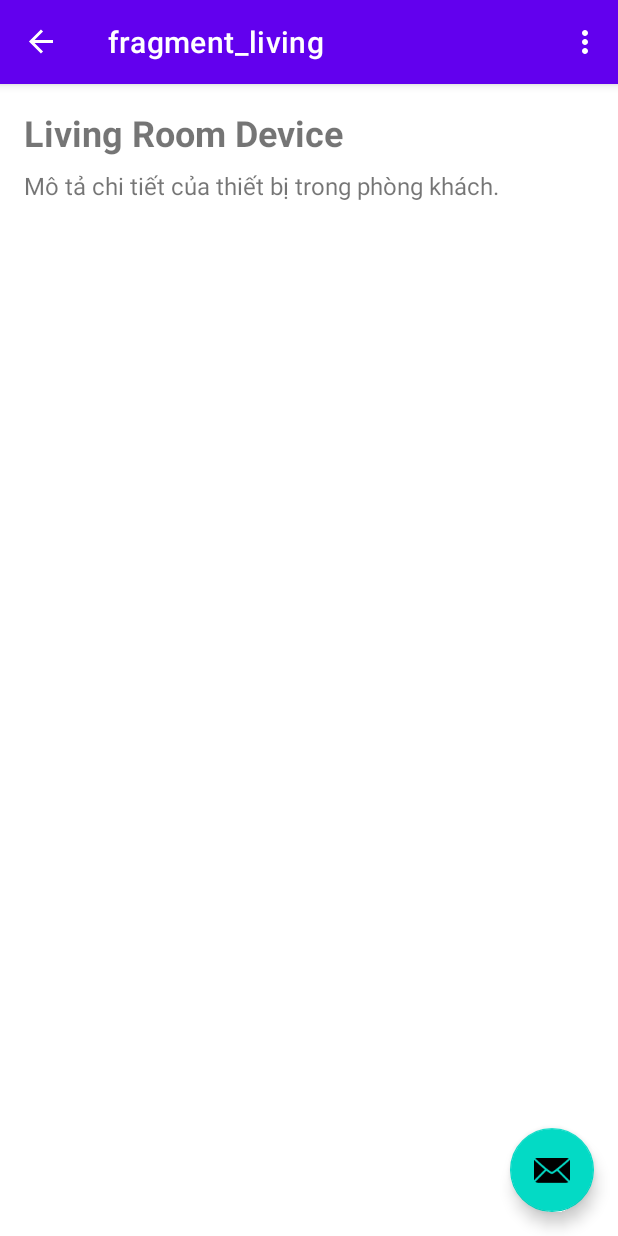
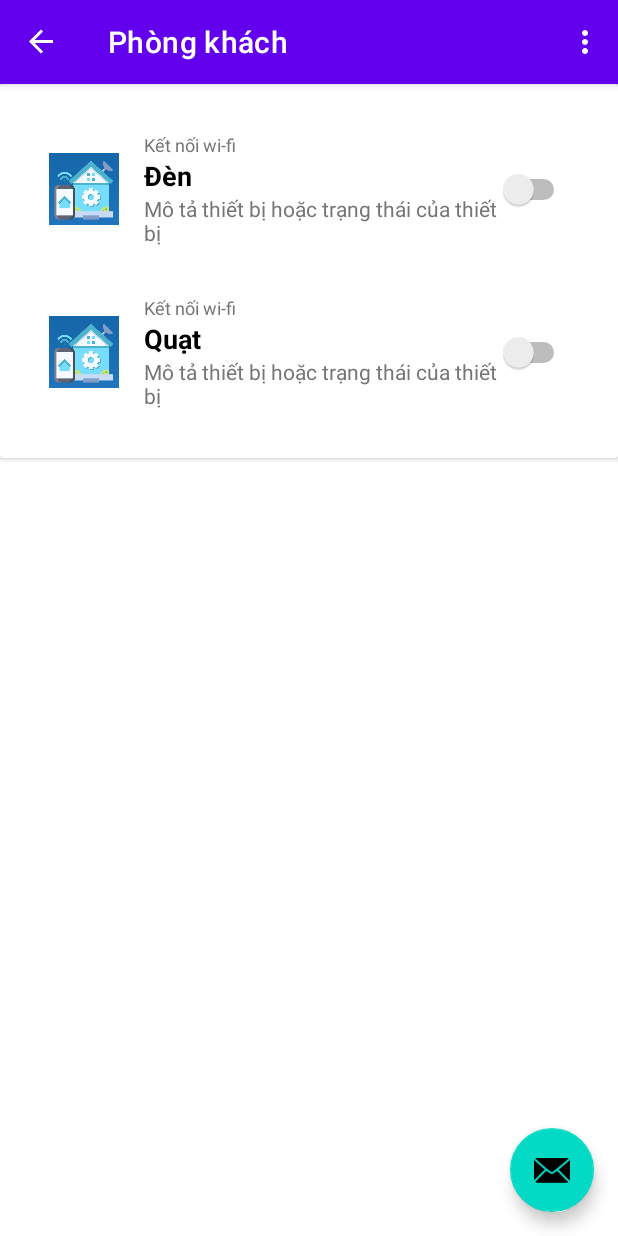
Before and after one commit to YuilRin/AppSmartHome, an Android app: the screen it shows after launch (MainActivity), after a tap on "Kết nối wi-fi", on a phone screen of 412 x 824 dp. Run offline under Robolectric (Android 15) with nearby library versions, the phone set to English and light mode, and no system bars; our stand-ins replace Firebase (no records; nobody signed in at launch, a user with empty details on screens opened directly), navigation-ui; 1 statement that could not run was skipped.

Commit message:
change LivingFragment

```diff
--- a/app/src/main/java/com/example/appsmarthome/LivingFragment.java
+++ /dev/null
@@ -1,38 +0,0 @@
-package com.example.appsmarthome;
-
-import android.os.Bundle;
-
-import androidx.annotation.NonNull;
-import androidx.fragment.app.Fragment;
-
-import android.view.LayoutInflater;
-import android.view.View;
-import android.view.ViewGroup;
-import android.widget.TextView;
-
-import com.example.appsmarthome.R;
-
-public class LivingFragment extends Fragment {
-
-    @Override
-    public View onCreateView(@NonNull LayoutInflater inflater, ViewGroup container,
-                             Bundle savedInstanceState) {
-        View view = inflater.inflate(R.layout.fragment_living, container, false);
-
-        // Nhận dữ liệu từ Bundle
-        Bundle bundle = getArguments();
-        if (bundle != null) {
-            String deviceName = bundle.getString("device_name");
-            String deviceDescription = bundle.getString("device_description");
-
-            // Hiển thị dữ liệu trong các TextView
-            TextView deviceNameTextView = view.findViewById(R.id.deviceName);
-            TextView deviceDescriptionTextView = view.findViewById(R.id.deviceDescription);
-
-            deviceNameTextView.setText(deviceName);
-            deviceDescriptionTextView.setText(deviceDescription);
-        }
-
-        return view;
-    }
-}
--- /dev/null
+++ b/app/src/main/java/com/example/appsmarthome/ui/Fragment/LivingFragment.java
@@ -0,0 +1,25 @@
+package com.example.appsmarthome.ui.Fragment;
+
+import android.os.Bundle;
+
+import androidx.annotation.NonNull;
+import androidx.fragment.app.Fragment;
+
+import android.view.LayoutInflater;
+import android.view.View;
+import android.view.ViewGroup;
+import android.widget.TextView;
+
+import com.example.appsmarthome.R;
+
+public class LivingFragment extends Fragment {
+
+    @Override
+    public View onCreateView(@NonNull LayoutInflater inflater, ViewGroup container,
+                             Bundle savedInstanceState) {
+        View view = inflater.inflate(R.layout.fragment_living, container, false);
+
+
+        return view;
+    }
+}
--- a/app/src/main/java/com/example/appsmarthome/ui/home/HomeFragment.java
+++ b/app/src/main/java/com/example/appsmarthome/ui/home/HomeFragment.java
@@ -35,9 +35,8 @@ public class HomeFragment extends Fragment {
 
         View LivingRoom = root.findViewById(R.id.LivingRoom);
         View deviceCard1 = root.findViewById(R.id.deviceCard1);
-        View deviceCard2 = root.findViewById(R.id.deviceCard2);
-        View deviceCard3 = root.findViewById(R.id.deviceCard3);
-        View deviceCard4 = root.findViewById(R.id.deviceCard4);
+
+
         TextView tvName= deviceCard1.findViewById(R.id.NameTB);
         tvName.setText("Led");
         switchLed = deviceCard1.findViewById(R.id.SwitchLed);
@@ -99,27 +98,7 @@ public class HomeFragment extends Fragment {
                 openDeviceDetailFragment("Thiết bị 1", "Mô tả chi tiết của thiết bị 1");
             }
         });
-        deviceCard2.setOnClickListener(new View.OnClickListener() {
-            @Override
-            public void onClick(View v) {
-                // Mở DeviceDetailFragment với NavController và truyền dữ liệu
-                openDeviceDetailFragment("Thiết bị 1", "Mô tả chi tiết của thiết bị 1");
-            }
-        });
-        deviceCard3.setOnClickListener(new View.OnClickListener() {
-            @Override
-            public void onClick(View v) {
-                // Mở DeviceDetailFragment với NavController và truyền dữ liệu
-                openDeviceDetailFragment("Thiết bị 1", "Mô tả chi tiết của thiết bị 1");
-            }
-        });
-        deviceCard4.setOnClickListener(new View.OnClickListener() {
-            @Override
-            public void onClick(View v) {
-                // Mở DeviceDetailFragment với NavController và truyền dữ liệu
-                openDeviceDetailFragment("Thiết bị 1", "Mô tả chi tiết của thiết bị 1");
-            }
-        });
+
 
         return root;
     }
--- a/app/src/main/res/layout/fragment_home.xml
+++ b/app/src/main/res/layout/fragment_home.xml
@@ -26,9 +26,7 @@
         <include layout="@layout/living_room_card" android:id="@+id/LivingRoom" />
         <include layout="@layout/bedroom_card" android:id="@+id/bedroom" />
         <include layout="@layout/device_card" android:id="@+id/deviceCard1" />
-        <include layout="@layout/device_card" android:id="@+id/deviceCard2" />
-        <include layout="@layout/device_card" android:id="@+id/deviceCard3" />
-        <include layout="@layout/device_card" android:id="@+id/deviceCard4" />
+
 
 
     </LinearLayout>
--- a/app/src/main/res/layout/fragment_living.xml
+++ b/app/src/main/res/layout/fragment_living.xml
@@ -1,25 +1,127 @@
 <?xml version="1.0" encoding="utf-8"?>
-<LinearLayout xmlns:android="http://schemas.android.com/apk/res/android"
+<androidx.cardview.widget.CardView xmlns:android="http://schemas.android.com/apk/res/android"
+    android:layout_width="match_parent"
+    android:layout_height="wrap_content"
+    android:layout_marginBottom="16dp">
+
+    <LinearLayout
         android:layout_width="match_parent"
         android:layout_height="match_parent"
         android:orientation="vertical"
         android:padding="16dp">
 
+        <LinearLayout
+            android:layout_width="match_parent"
+            android:layout_height="wrap_content"
+            android:orientation="horizontal"
+            android:padding="16dp">
+
+            <!-- Icon thiết bị -->
+            <ImageView
+                android:layout_width="48dp"
+                android:layout_height="48dp"
+                android:layout_gravity="center_vertical"
+                android:contentDescription="Device Icon"
+                android:src="@drawable/logo" />
+
+            <LinearLayout
+                android:layout_width="0dp"
+                android:layout_height="wrap_content"
+                android:layout_weight="1"
+                android:orientation="vertical"
+                android:paddingStart="16dp">
+
+                <!-- Trạng thái kết nối Wi-Fi -->
                 <TextView
-        android:id="@+id/deviceName"
                     android:layout_width="wrap_content"
                     android:layout_height="wrap_content"
-        android:text="Tên Thiết Bị"
-        android:textSize="24sp"
+                    android:text="Kết nối wi-fi"
+                    android:textColor="#757575"
+                    android:textSize="12sp" />
+
+                <!-- Tên thiết bị -->
+                <TextView
+                    android:id="@+id/NameTB"
+                    android:layout_width="wrap_content"
+                    android:layout_height="wrap_content"
+                    android:text="Đèn"
+                    android:textColor="#000000"
+                    android:textSize="18sp"
                     android:textStyle="bold" />
 
+                <!-- Mô tả thiết bị -->
                 <TextView
-        android:id="@+id/deviceDescription"
                     android:layout_width="wrap_content"
                     android:layout_height="wrap_content"
-        android:text="Chi tiết thiết bị"
-        android:textSize="16sp"
-        android:layout_marginTop="8dp" />
+                    android:text="Mô tả thiết bị hoặc trạng thái của thiết bị"
+                    android:textColor="#757575"
+                    android:textSize="14sp" />
+            </LinearLayout>
 
-    <!-- Thêm các thành phần khác để hiển thị chi tiết thiết bị -->
+            <!-- Nút bật/tắt thiết bị -->
+            <Switch
+                android:id="@+id/SwitchLed"
+                android:layout_width="wrap_content"
+                android:layout_height="wrap_content"
+                android:layout_gravity="center_vertical"
+                android:checked="false" />
         </LinearLayout>
+
+        <LinearLayout
+            android:layout_width="wrap_content"
+            android:layout_height="wrap_content"
+            android:orientation="horizontal"
+            android:padding="16dp">
+
+            <!-- Icon thiết bị -->
+            <ImageView
+                android:layout_width="48dp"
+                android:layout_height="48dp"
+                android:layout_gravity="center_vertical"
+                android:contentDescription="Device Icon"
+                android:src="@drawable/logo" />
+
+            <LinearLayout
+                android:layout_width="0dp"
+                android:layout_height="wrap_content"
+                android:layout_weight="1"
+                android:orientation="vertical"
+                android:paddingStart="16dp">
+
+                <!-- Trạng thái kết nối Wi-Fi -->
+                <TextView
+                    android:layout_width="wrap_content"
+                    android:layout_height="wrap_content"
+                    android:text="Kết nối wi-fi"
+                    android:textColor="#757575"
+                    android:textSize="12sp" />
+
+                <!-- Tên thiết bị -->
+                <TextView
+                    android:id="@+id/NameTB2"
+                    android:layout_width="wrap_content"
+                    android:layout_height="wrap_content"
+                    android:text="Quạt"
+                    android:textColor="#000000"
+                    android:textSize="18sp"
+                    android:textStyle="bold" />
+
+                <!-- Mô tả thiết bị -->
+                <TextView
+                    android:layout_width="wrap_content"
+                    android:layout_height="wrap_content"
+                    android:text="Mô tả thiết bị hoặc trạng thái của thiết bị"
+                    android:textColor="#757575"
+                    android:textSize="14sp" />
+            </LinearLayout>
+
+            <!-- Nút bật/tắt thiết bị -->
+            <Switch
+                android:id="@+id/SwitchLed2"
+                android:layout_width="wrap_content"
+                android:layout_height="wrap_content"
+                android:layout_gravity="center_vertical"
+                android:checked="false" />
+        </LinearLayout>
+    </LinearLayout>
+</androidx.cardview.widget.CardView>
--- a/app/src/main/res/navigation/mobile_navigation.xml
+++ b/app/src/main/res/navigation/mobile_navigation.xml
@@ -28,7 +28,7 @@
         android:label="DeviceDetailFragment" />
     <fragment
         android:id="@+id/livingFragment"
-        android:name="com.example.appsmarthome.LivingFragment"
-        android:label="fragment_living"
+        android:name="com.example.appsmarthome.ui.Fragment.LivingFragment"
+        android:label="Phòng khách"
         tools:layout="@layout/fragment_living" />
 </navigation>
```
Lines whose indentation alone changed are shown as unchanged.
